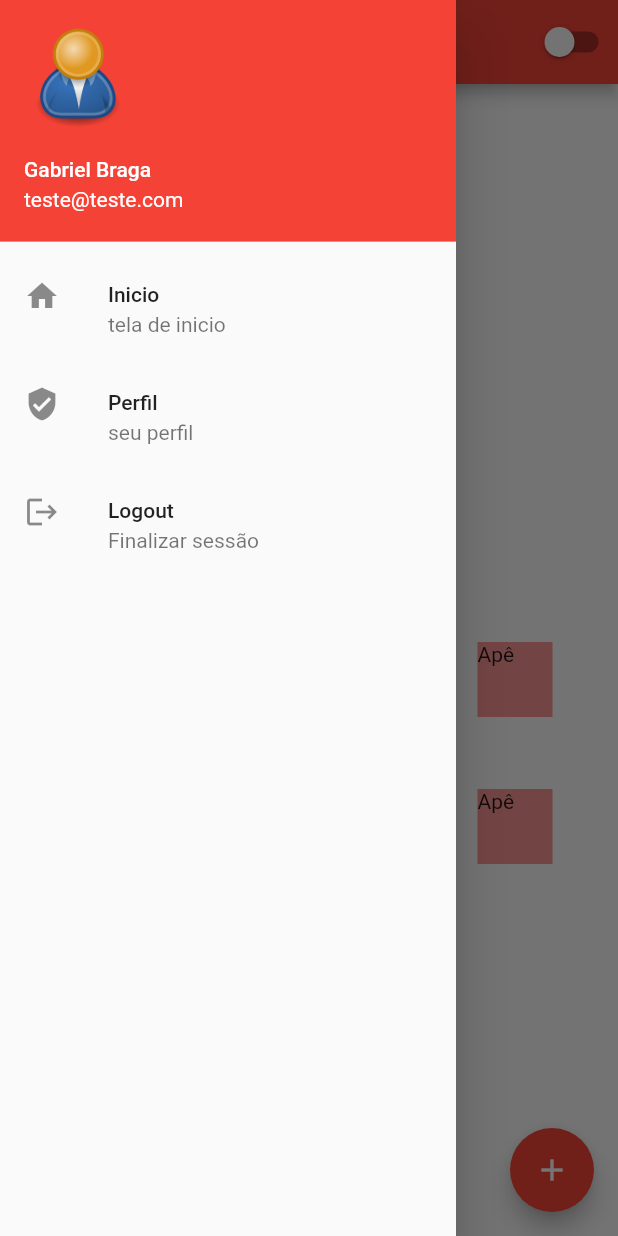
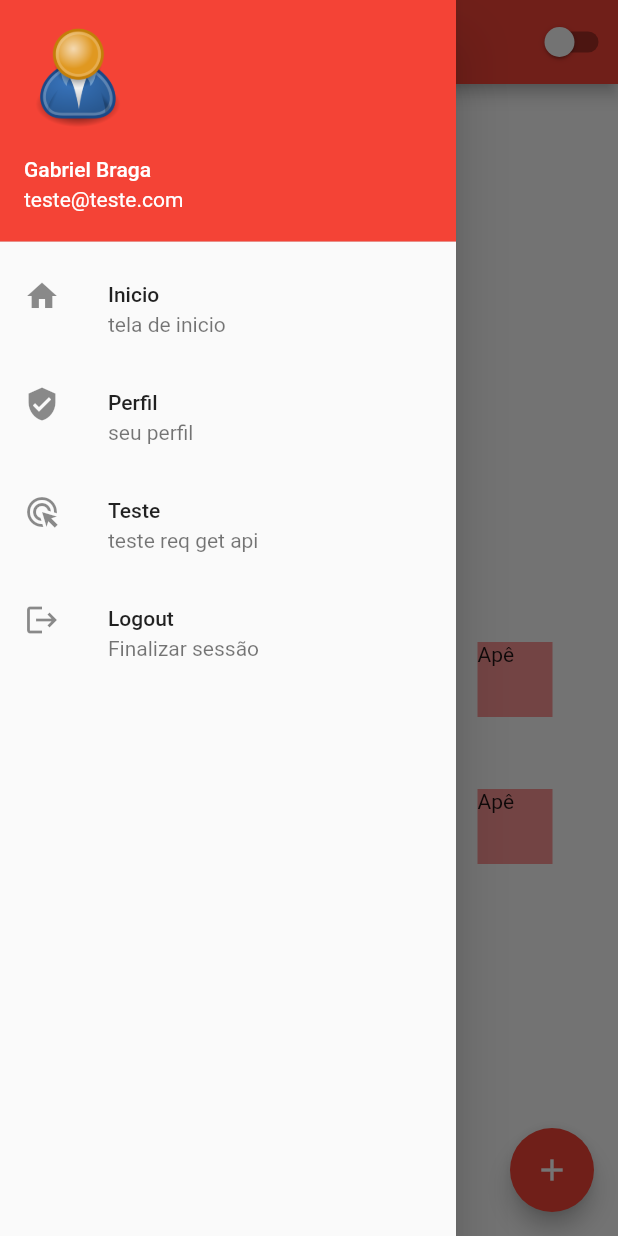
Before and after one commit to bragabriel/TCC-backend, a Flutter app: the HomePage screen opened by its route, with the side drawer open, on a phone screen of 412 x 824 dp. Run offline on Flutter 3.47's test engine with Material 2 defaults, Android fonts, the phone set to English and light mode, and no system bars; our stand-ins replace email_validator, image_picker, shared_preferences, string_validator; missing offline and left inert: dart:ffi; accounts and stored records are empty.

```diff
--- /dev/null
+++ b/spotted/lib/app/view/food_page/post_model.dart
@@ -0,0 +1,16 @@
+class Post {
+  final int userId;
+  final int id;
+  final String title;
+  final String body;
+
+  Post({required this.userId, required this.id, required this.title, required this.body});
+  factory Post.fromJson(Map<String, dynamic> json) {
+    return Post(
+      userId: json['userId'],
+      id: json['id'],
+      title: json['title'],
+      body: json['body'],
+    );
+  }
+}
--- a/spotted/lib/app/view/home_page/home_view.dart
+++ b/spotted/lib/app/view/home_page/home_view.dart
@@ -43,6 +43,13 @@ class HomePageState extends State<HomePage> {
               subtitle: Text('seu perfil'),
               onTap: () {
                 Navigator.of(context).pushNamed('/perfil');
+              }),
+          ListTile(
+              leading: Icon(Icons.ads_click),
+              title: Text('Teste'),
+              subtitle: Text('teste req get api'),
+              onTap: () {
+                Navigator.of(context).pushNamed('/comida');
               }),
           ListTile(
               leading: Icon(Icons.logout),
--- a/spotted/lib/app/widget/app_widget.dart
+++ b/spotted/lib/app/widget/app_widget.dart
@@ -5,6 +5,7 @@ import 'package:spotted/app/view/cadastro_page/cadastro_view.dart';
 import 'package:spotted/app/view/profile_page/perfil_view.dart';
 
 import '../controller/app_controller.dart';
+import '../view/food_page/food_view.dart';
 import '../view/home_page/home_view.dart';
 import '../view/login_view.dart';
 
@@ -29,6 +30,7 @@ class AppWidget extends StatelessWidget {
             '/home': (context) => HomePage(),
             '/cadastro': (context) => CadastroPage(),
             '/perfil': (context) => ProfilePage(),
+            '/comida': (context) => PostsPage(),
           },
         );
       },
```
Also changed, not shown: spotted/lib/app/view/food_page/food_view.dart (added, +43 -0 lines), spotted/lib/app/view/food_page/http_service.dart (added, +27 -0 lines), spotted/lib/app/view/home_view.dart (+11 -3 lines).
